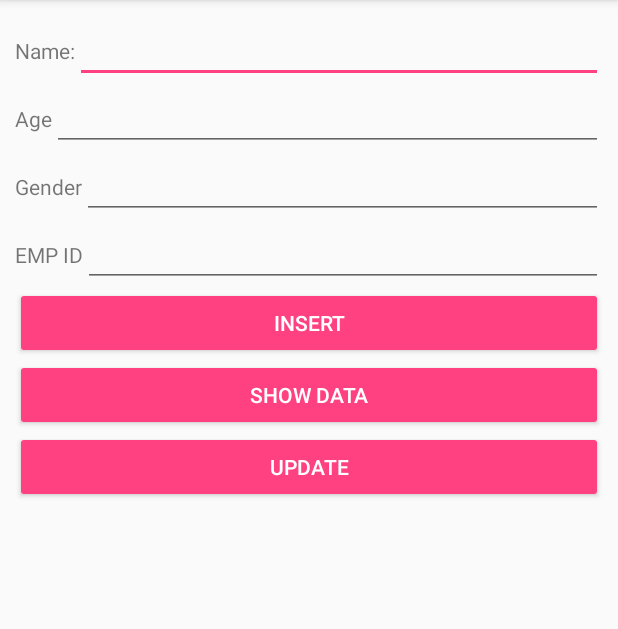
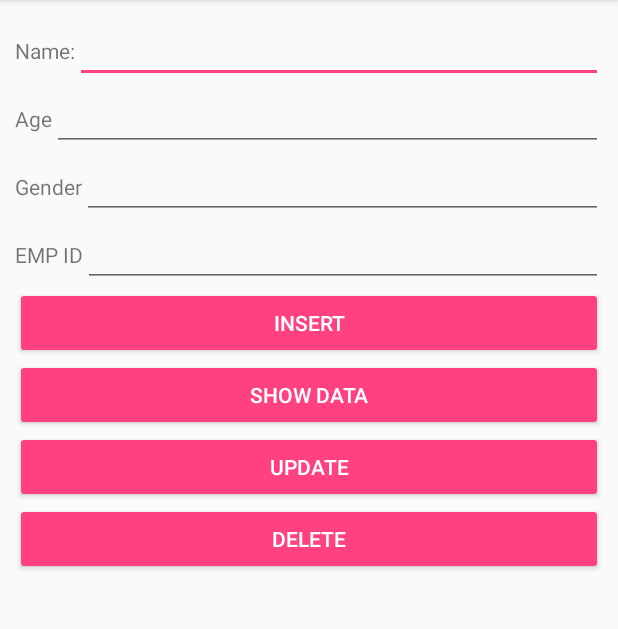
Before and after one commit to codermahadi/MySqlLiteDemo, an Android app: the screen it shows after launch (MainActivity), on a phone screen of 412 x 824 dp, the part 84-713 px from its top. Run offline under Robolectric (Android 15) with nearby library versions, the phone set to English and light mode, and no system bars.

Commit message:
delete Data

```diff
--- a/app/src/main/java/com/example/mahadi/mysqllitedemo/MainActivity.java
+++ b/app/src/main/java/com/example/mahadi/mysqllitedemo/MainActivity.java
@@ -15,7 +15,7 @@ public class MainActivity extends AppCompatActivity implements View.OnClickListe
     MyDBHelper myDBHelper;
 
     private EditText name, age, gender, emp_id;
-    private Button insert, fatchData, update_btn;
+    private Button insert, fatchData, update_btn, delete_btn;
 
     @Override
     protected void onCreate(Bundle savedInstanceState) {
@@ -35,10 +35,12 @@ public class MainActivity extends AppCompatActivity implements View.OnClickListe
         insert = (Button) findViewById(R.id.insert);
         fatchData = (Button) findViewById(R.id.showData);
         update_btn = (Button) findViewById(R.id.updateData);
+        delete_btn = (Button) findViewById(R.id.deleteData);
 
         insert.setOnClickListener(this);
         fatchData.setOnClickListener(this);
         update_btn.setOnClickListener(this);
+        delete_btn.setOnClickListener(this);
 
 
     }
@@ -95,6 +97,18 @@ public class MainActivity extends AppCompatActivity implements View.OnClickListe
 
             }
 
+        }else if (view.getId() == R.id.deleteData) {
+
+            int res = myDBHelper.deleteData(empId);
+
+            if (res == 0) {
+                Toast.makeText(getBaseContext(), " Delete Not Success " + res, Toast.LENGTH_LONG).show();
+
+            } else {
+                Toast.makeText(getBaseContext(), " Delete Success " + res, Toast.LENGTH_LONG).show();
+
+            }
+
         }
 
     }
--- a/app/src/main/res/layout/activity_main.xml
+++ b/app/src/main/res/layout/activity_main.xml
@@ -97,4 +97,11 @@
         android:id="@+id/updateData"
         style="@style/Widget.AppCompat.Button.Colored"/>
 
+    <Button
+        android:layout_width="match_parent"
+        android:layout_height="wrap_content"
+        android:text="@string/delete"
+        android:id="@+id/deleteData"
+        style="@style/Widget.AppCompat.Button.Colored"/>
+
 </LinearLayout>
--- a/app/src/main/res/values/strings.xml
+++ b/app/src/main/res/values/strings.xml
@@ -7,4 +7,5 @@
     <string name="show_data">Show Data</string>
     <string name="update">Update</string>
     <string name="emp_id">EMP ID</string>
+    <string name="delete">Delete</string>
 </resources>
```
Also changed, not shown: app/src/main/java/com/example/mahadi/mysqllitedemo/MyDBHelper.java (+9 -0 lines).
